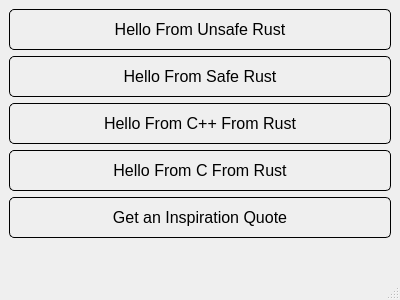
This is src/cxx_app/mainwindow.ui in coltorl/rust_into_cpp as Qt 5 draws it before an edit. The edited form follows.
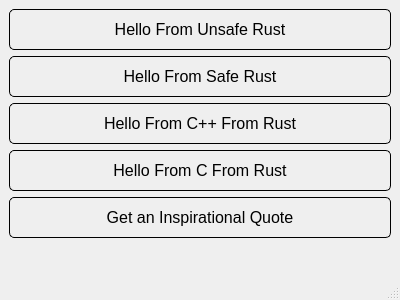
This is the edited form.

```diff
--- a/src/cxx_app/mainwindow.ui
+++ b/src/cxx_app/mainwindow.ui
@@ -62,7 +62,7 @@
                 <item>
                     <widget class="QPushButton" name="get_quote">
                         <property name="text">
-                            <string>Get an Inspiration Quote</string>
+                            <string>Get an Inspirational Quote</string>
                         </property>
                     </widget>
                 </item>
```
Left out of the diff: 3 changed lines with no effect on the pictures.
